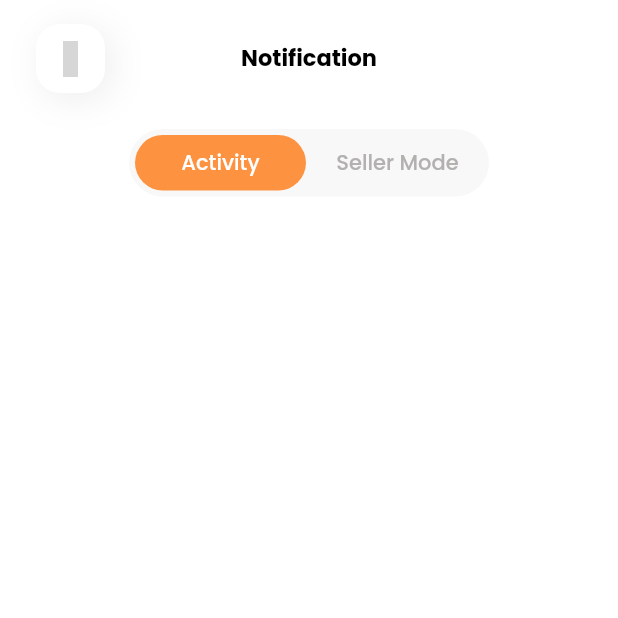
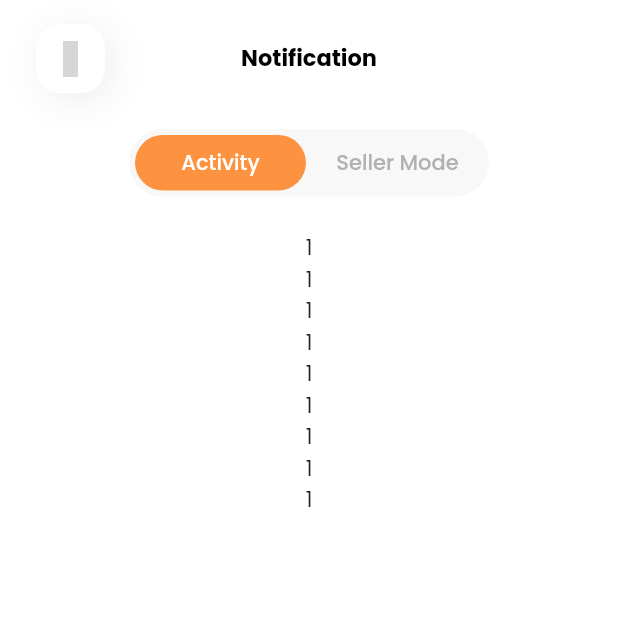
Before and after one commit to ferdy-adr/petshop_app_flutter, a Flutter app: the NotificationPage screen opened by its route, on a phone screen of 412 x 824 dp, the top half of it. Run offline on Flutter 3.47's test engine with Material 2 defaults, Android fonts, the phone set to English and light mode, and no system bars; our stand-ins replace bloc, carousel_slider, cloud_firestore, email_validator, equatable, firebase_auth and 5 more; accounts and stored records are empty; grey boxes are pictures that could not be loaded.

Commit message:
feat(page): Temporary notification page

```diff
--- a/lib/ui/pages/notification_page.dart
+++ b/lib/ui/pages/notification_page.dart
@@ -62,16 +62,30 @@ class _NotificationPageState extends State<NotificationPage> {
                       option1: options.first,
                       onTapOption1: () {
                         selectedOption = options.first;
-                        setState(() {});
+                        setState(() {
+                          notificationPageController.jumpToPage(0);
+                        });
                       },
                       option2: options.last,
                       onTapOption2: () {
                         selectedOption = options.last;
-                        setState(() {});
+                        setState(() {
+                          notificationPageController.jumpToPage(1);
+                        });
                       },
                       selectedOption: selectedOption ?? options.first,
                     ),
                     const SizedBox(height: 24),
+                  ],
+                ),
+              ),
+              Expanded(
+                child: PageView(
+                  controller: notificationPageController,
+                  physics: const NeverScrollableScrollPhysics(),
+                  children: const [
+                    TabNotificationPage(1),
+                    TabNotificationPage(2),
                   ],
                 ),
               ),
@@ -82,3 +96,26 @@ class _NotificationPageState extends State<NotificationPage> {
     );
   }
 }
+
+class TabNotificationPage extends StatelessWidget {
+  final int number;
+
+  const TabNotificationPage(this.number, {super.key});
+
+  @override
+  Widget build(BuildContext context) {
+    return ListView.builder(
+      itemCount: 3,
+      physics: const BouncingScrollPhysics(),
+      itemBuilder: (context, index) {
+        return Column(
+          children: [
+            Text(number.toString()),
+            Text(number.toString()),
+            Text(number.toString()),
+          ],
+        );
+      },
+    );
+  }
+}
```
